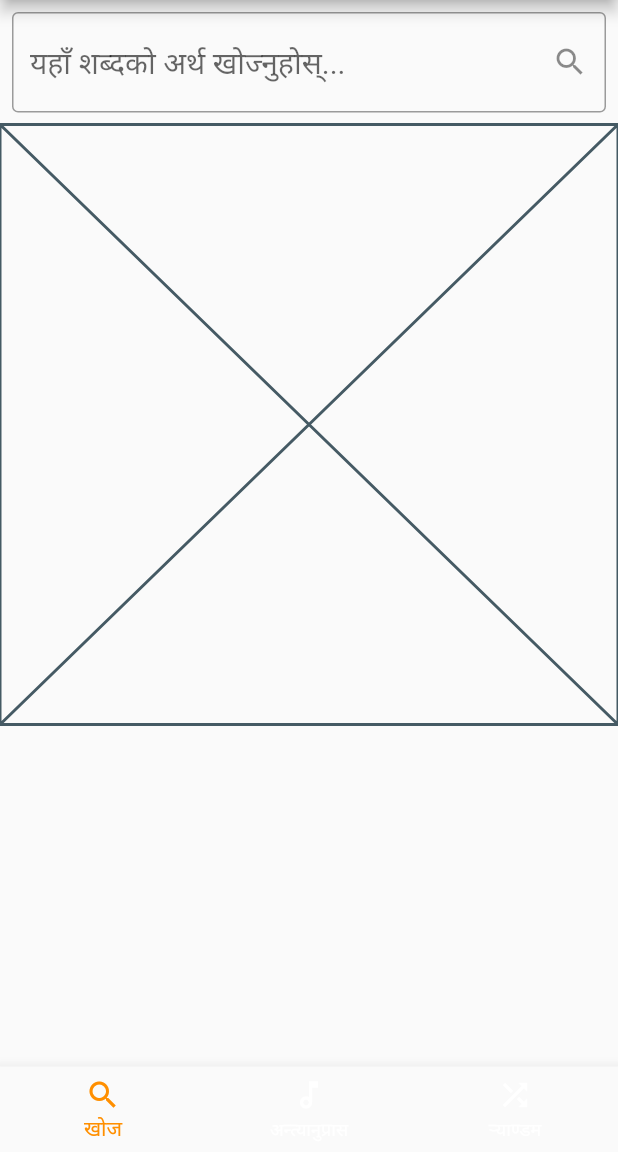
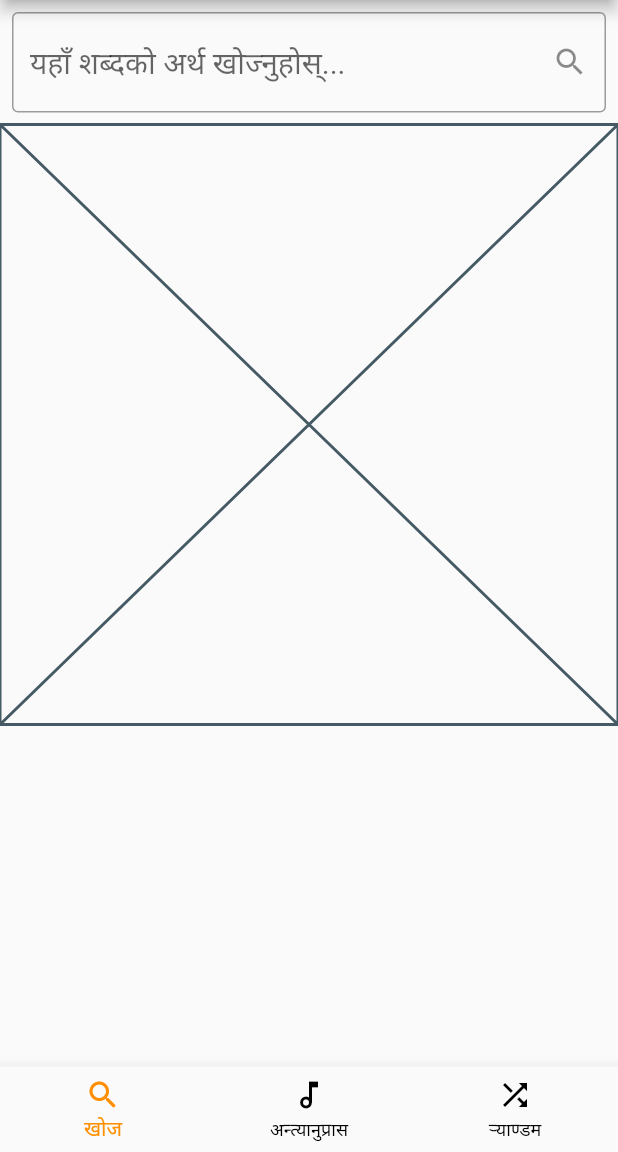
Before and after one commit to miracleanupam/ADKosh, a Flutter app: the screen it shows after launch, after a tap on the "light mode" icon, on a phone screen of 412 x 824 dp, the part 84-1236 px from its top. Run offline on Flutter 3.47's test engine with Material 2 defaults, Android fonts, the phone set to English and light mode, and no system bars; our stand-ins replace share_plus, sqflite; accounts and stored records are empty.

Commit message:
theming data modified to fix the issue cause by drawer and bottom nav bar co existence

```diff
--- a/lib/main.dart
+++ b/lib/main.dart
@@ -144,8 +144,7 @@ class _DashboardState extends State<Dashboard> {
           ),
         ],
         currentIndex: _selectedIndex < 0 ? 0 : _selectedIndex,
-        selectedItemColor: _selectedIndex < 0 ? Colors.grey[100] : Colors.amber[800],
-        unselectedItemColor: _selectedIndex < 0 ? Colors.grey[100] : Colors.white,
+        selectedItemColor: _selectedIndex < 0 ? Theme.of(context).bottomNavigationBarTheme.selectedItemColor : Colors.amber[800],
         selectedFontSize: _selectedIndex < 0 ? 12 : 14,
         type: BottomNavigationBarType.fixed,
         onTap: _onItemTapped,
--- a/lib/theme/themeConstants.dart
+++ b/lib/theme/themeConstants.dart
@@ -27,6 +27,10 @@ ThemeData lightTheme = ThemeData(
     backgroundColor:
         MaterialStateColor.resolveWith((states) => Colors.blueGrey),
   )),
+  bottomNavigationBarTheme: BottomNavigationBarThemeData(
+    selectedItemColor: Colors.black,
+    unselectedItemColor: Colors.black,
+  )
 );
 
 ThemeData darkTheme = ThemeData(
@@ -56,4 +60,8 @@ ThemeData darkTheme = ThemeData(
     backgroundColor:
         MaterialStateColor.resolveWith((states) => Colors.blueGrey),
   )),
+  bottomNavigationBarTheme: BottomNavigationBarThemeData(
+    selectedItemColor: Colors.white,
+    unselectedItemColor: Colors.white,
+  )
 );
```
